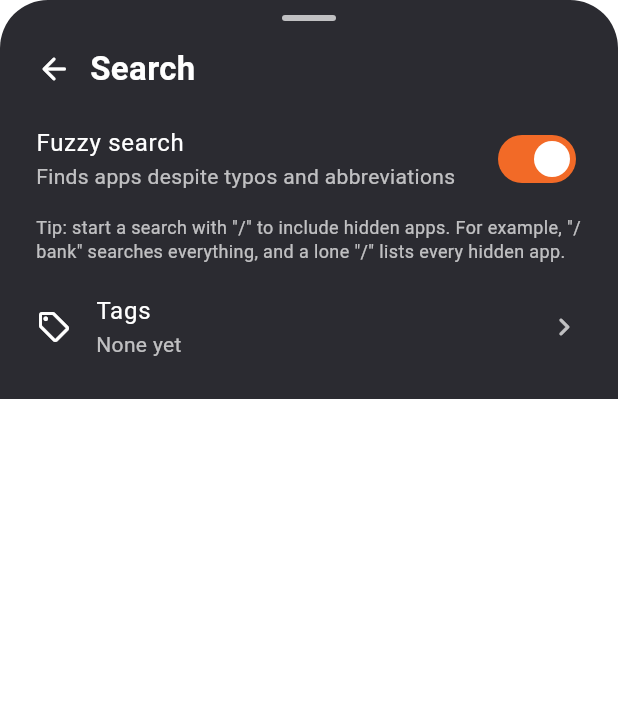
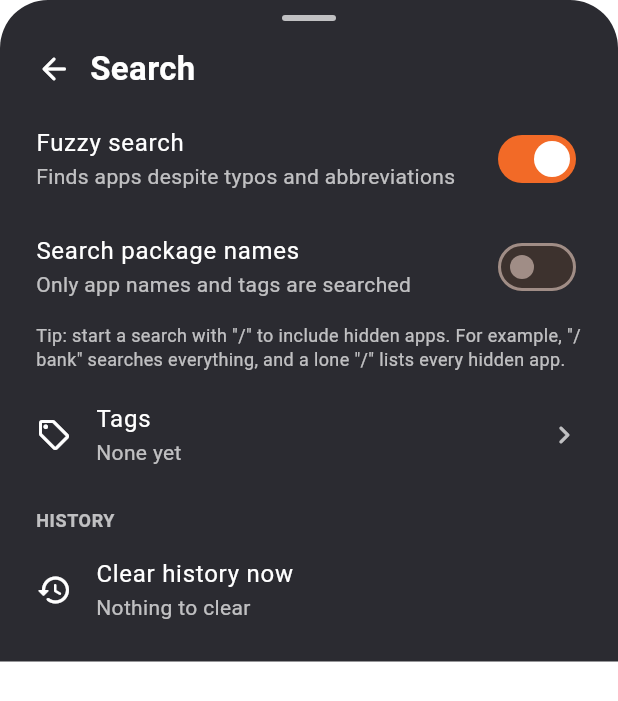
Before and after one commit to resurrectdev1/Launch-R, a Flutter app: the _SearchPage widget shown alone on an empty page, opened directly, on a phone screen of 412 x 824 dp. Shown: the top 701 px of the screen. Run offline on Flutter 3.47's test engine with Material 3 defaults, Android fonts, the phone set to English and light mode, and no system bars; drawn by our look-alikes of dynamic_color; our stand-ins replace package_info_plus, shared_preferences; accounts and stored records are empty.

Commit message:
Enhance search options and add history clearing feature
Updated settings sheet to include search history functionality and improved search options.

```diff
--- a/lib/widgets/settings_sheet.dart
+++ b/lib/widgets/settings_sheet.dart
@@ -7,6 +7,7 @@ import 'package:launch_r/models/launcher_models.dart';
 import 'package:launch_r/models/layout_models.dart';
 import 'package:launch_r/providers/launcher_model.dart';
 import 'package:launch_r/providers/launcher_settings.dart';
+import 'package:launch_r/services/launch_history.dart';
 import 'package:launch_r/services/launcher_channel.dart';
 import 'package:launch_r/theme/icon_shapes.dart';
 import 'package:launch_r/theme/launch_r_theme.dart';
@@ -290,7 +291,7 @@ class _SettingsSheet extends StatelessWidget {
         category(
           icon: Icons.search_rounded,
           title: 'Search',
-          subtitle: 'Fuzzy search, hidden app search, tags',
+          subtitle: 'Fuzzy search, package names, hidden apps, tags, history',
           onTap: () => _openPage(context, const _SearchPage()),
         ),
         category(
@@ -1267,6 +1268,7 @@ class _SearchPage extends StatelessWidget {
     final t = LaunchRTheme.of(context);
     final s = context.watch<LauncherSettings>();
     final model = context.watch<LauncherModel>();
+    final history = context.watch<LaunchHistory>();
 
     return _SettingsPage(
       title: 'Search',
@@ -1279,6 +1281,15 @@ class _SearchPage extends StatelessWidget {
               : 'Only names that start with or contain your text',
           value: s.fuzzySearch,
           onChanged: s.setFuzzySearch,
+        ),
+        _switchRow(
+          t,
+          title: 'Search package names',
+          subtitle: s.searchPackageNames
+              ? 'Also matches an app\'s package ID, like \"com.google\"'
+              : 'Only app names and tags are searched',
+          value: s.searchPackageNames,
+          onChanged: s.setSearchPackageNames,
         ),
         _hint(
           t,
@@ -1299,8 +1310,43 @@ class _SearchPage extends StatelessWidget {
           chevron: true,
           onTap: () => showTagManager(context),
         ),
+        _subHeader(t, 'HISTORY'),
+        _tile(
+          t,
+          icon: Icons.history_rounded,
+          title: 'Clear history now',
+          subtitle: history.isEmpty
+              ? 'Nothing to clear'
+              : 'Forget recent searches and suggested apps',
+          onTap: history.isEmpty ? null : () => _confirmClearHistory(context),
+        ),
       ],
     );
+  }
+
+  Future<void> _confirmClearHistory(BuildContext context) async {
+    final history = context.read<LaunchHistory>();
+    final ok = await showDialog<bool>(
+      context: context,
+      builder: (ctx) => AlertDialog(
+        title: const Text('Clear history?'),
+        content: const Text(
+          'This removes your recent searches and resets the apps suggested '
+          'in the search bar. Your tags and settings are not affected.',
+        ),
+        actions: [
+          TextButton(
+            onPressed: () => Navigator.pop(ctx, false),
+            child: const Text('Cancel'),
+          ),
+          TextButton(
+            onPressed: () => Navigator.pop(ctx, true),
+            child: const Text('Clear'),
+          ),
+        ],
+      ),
+    );
+    if (ok == true) history.clearAll();
   }
 }
 
```
